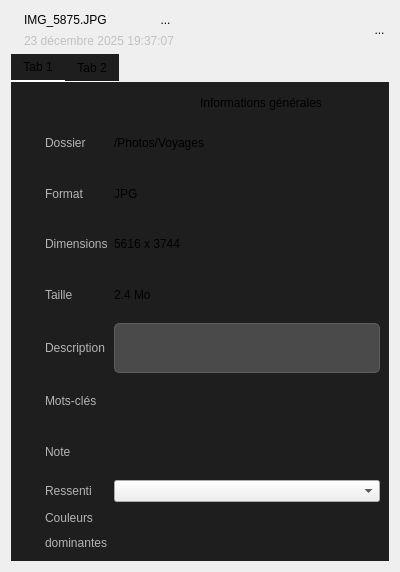
Vrock691/IHM, file gallery/inspectorview.ui: the form before one commit.
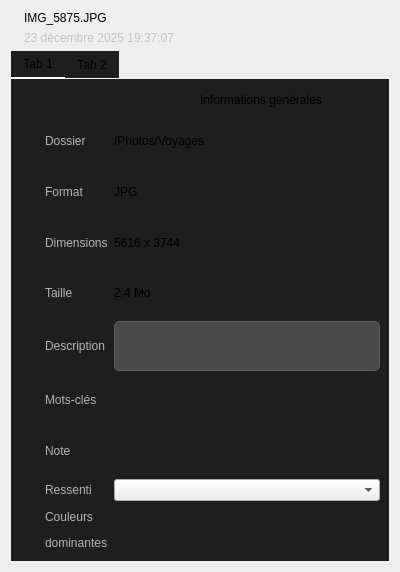
The form after the commit.

Commit message: Correction des tags et suppression des icons inutilisés

Patch:
```diff
--- a/gallery/inspectorview.ui
+++ b/gallery/inspectorview.ui
@@ -49,20 +49,6 @@
            </property>
           </widget>
          </item>
-         <item>
-          <widget class="QToolButton" name="iconEdit">
-           <property name="styleSheet">
-            <string notr="true">QToolButton {
-    border: none;
-    background: transparent;
-    padding: 0px;
-}</string>
-           </property>
-           <property name="text">
-            <string>...</string>
-           </property>
-          </widget>
-         </item>
         </layout>
        </item>
        <item>
@@ -93,20 +79,6 @@
        </property>
       </spacer>
      </item>
-     <item>
-      <widget class="QToolButton" name="iconHeart">
-       <property name="styleSheet">
-        <string notr="true">QToolButton {
-    border: none;
-    background: transparent;
-    padding: 0px;
-}</string>
-       </property>
-       <property name="text">
-        <string>...</string>
-       </property>
-      </widget>
-     </item>
     </layout>
    </item>
    <item>
```
The commit also changes 1 other file.
